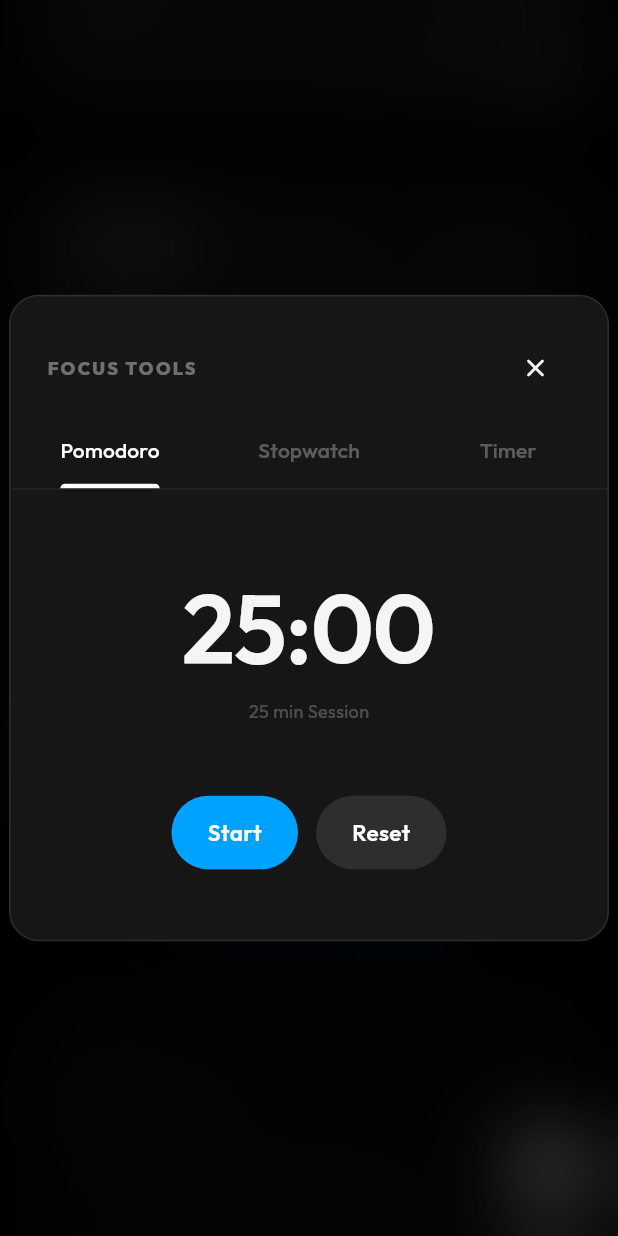
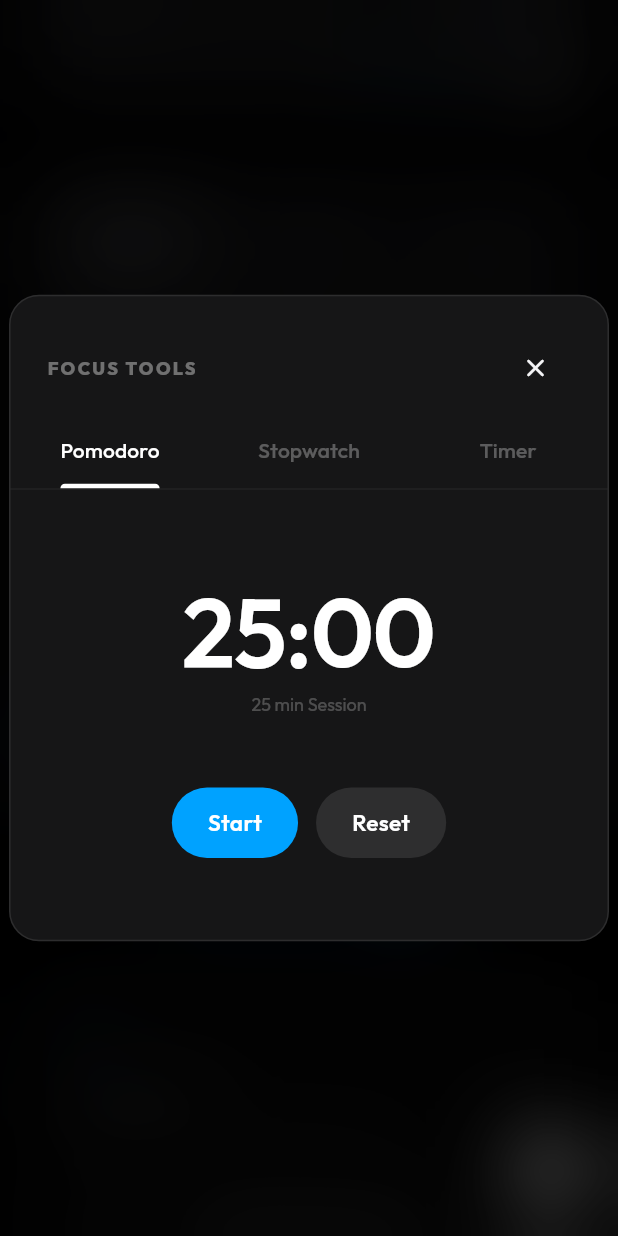
Before and after one commit to amoghvyas/grasp_RSVP_tool, a Flutter app: the screen it shows after launch, scrolled down 576 dp, after a tap on the "access time filled" icon, on a phone screen of 412 x 824 dp. Run offline on Flutter 3.47's test engine with Material 3 defaults, Android fonts, the phone set to English and light mode, and no system bars; our stand-ins replace csv, file_picker, firebase_core, firebase_database, flutter_tts, google_fonts and 3 more; missing offline and left inert: dart:html, docx_to_text, flutter_dropzone, pdfx, syncfusion_flutter_pdf; accounts and stored records are empty.

Commit message:
fix(ui): unify scholarly typography and resolve legacy debug styling regressions

```diff
--- a/lib/screens/arena_game_screen.dart
+++ b/lib/screens/arena_game_screen.dart
@@ -419,7 +419,7 @@ class _ArenaGameScreenState extends State<ArenaGameScreen> with TickerProviderSt
                 const SizedBox(height: 16),
                 Text('Declare Results?', style: GoogleFonts.outfit(fontSize: 20, fontWeight: FontWeight.w700)),
                 const SizedBox(height: 12),
-                const Text('Would you like to show the final standings to todos before dissolving?', textAlign: TextAlign.center),
+                const Text('Would you like to show the final standings to everyone before dissolving?', textAlign: TextAlign.center),
                 const SizedBox(height: 32),
                 AppleButton(
                   label: 'Yes, Declare mastery',
--- a/lib/widgets/apple_widgets.dart
+++ b/lib/widgets/apple_widgets.dart
@@ -1,4 +1,5 @@
 import 'package:flutter/material.dart';
+import 'package:google_fonts/google_fonts.dart';
 
 class AppleCard extends StatelessWidget {
   final Widget child;
@@ -40,7 +41,16 @@ class AppleCard extends StatelessWidget {
             ),
           ],
         ),
-        child: child,
+        child: Material(
+          type: MaterialType.transparency,
+          child: DefaultTextStyle(
+            style: GoogleFonts.outfit(
+              color: isDark ? Colors.white : Colors.black,
+              fontSize: 15,
+            ),
+            child: child,
+          ),
+        ),
       ),
     );
   }
@@ -128,10 +138,11 @@ class _AppleButtonState extends State<AppleButton> with SingleTickerProviderStat
                   ],
                   Text(
                     widget.label,
-                    style: TextStyle(
+                    style: GoogleFonts.outfit(
                       color: widget.isPrimary ? Colors.white : (isDark ? Colors.white : primaryColor),
                       fontWeight: FontWeight.w600,
                       fontSize: 15,
+                      letterSpacing: 0.2,
                     ),
                   ),
                 ],
--- a/lib/widgets/greeting_notification.dart
+++ b/lib/widgets/greeting_notification.dart
@@ -132,8 +132,8 @@ class _AnimatedPillState extends State<_AnimatedPill> with SingleTickerProviderS
                         color: isDark ? Colors.white : Colors.black,
                         fontSize: 13,
                         fontWeight: FontWeight.w600,
-                        letterSpacing: -0.2,
-                        height: 1.2,
+                        letterSpacing: 0.1,
+                        height: 1.4,
                       ),
                     ),
                   ),
```
